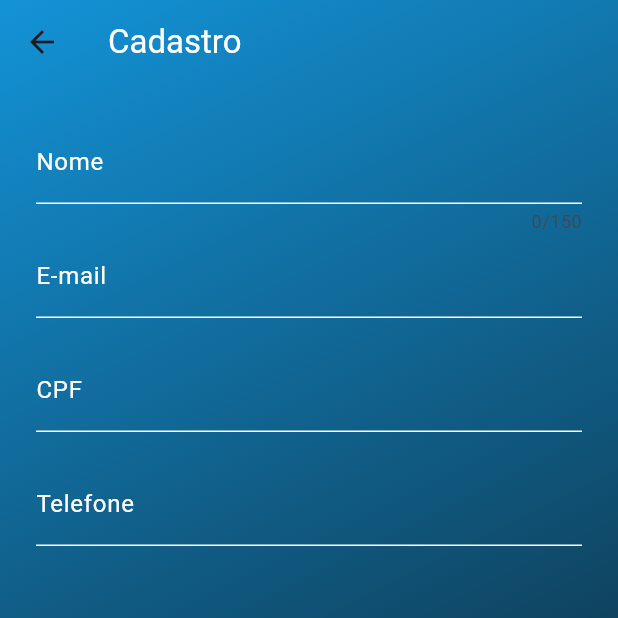
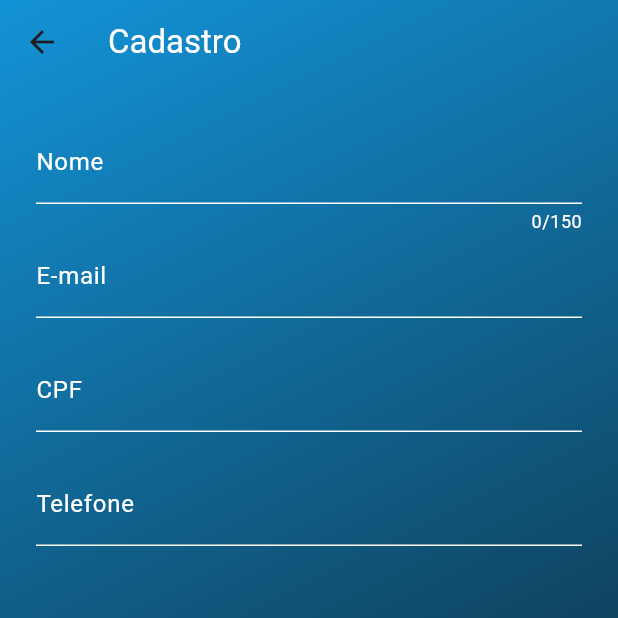
Before and after one commit to Mathprimus/app_monster, a Flutter app: the RegisterScreen screen opened by its route, on a phone screen of 412 x 824 dp, the top half of it. Run offline on Flutter 3.47's test engine with Material 3 defaults, Android fonts, the phone set to English and light mode, and no system bars; our stand-ins replace brasil_fields, cloud_firestore, connectivity_plus, email_validator, firebase_auth, firebase_core and 1 more; missing offline and left inert: firebase_app_check; accounts and stored records are empty; network calls fail.

Commit message:
color pessoais

```diff
--- a/lib/screens/register_screen.dart
+++ b/lib/screens/register_screen.dart
@@ -281,6 +281,7 @@ class _RegisterScreenState extends State<RegisterScreen> {
                   decoration: InputDecoration(
                     labelText: "Nome",
                     labelStyle: TextStyle(color: Colors.white),
+                    counterStyle: TextStyle(color: Colors.white),
                     floatingLabelStyle: TextStyle(color: Colors.white),
                     enabledBorder: UnderlineInputBorder(
                       borderSide: BorderSide(
```
